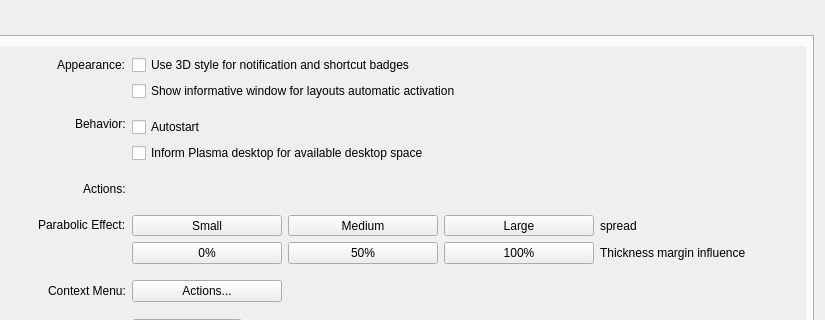
Before: the Qt Designer form app/settings/settingsdialog/settingsdialog.ui in khanhdew/latte-dock-ng, drawn with Qt 5; both pictures show x 275 to 1100 and y 0 to 320 of the 1100 by 750 pixel window.
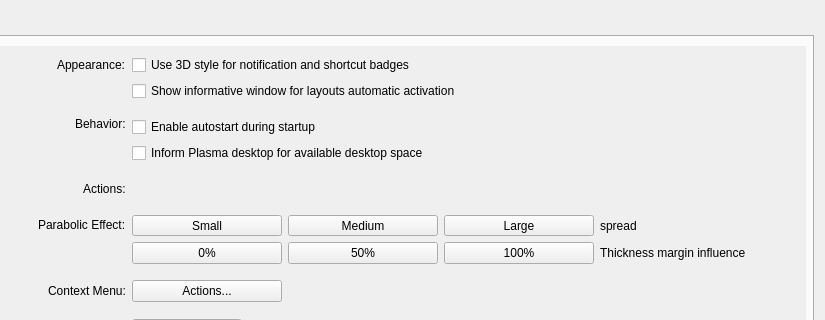
After: the same form once the commit is applied. The open tabs and pages were chosen to show the change. Icons and pictures are not drawn. Custom widgets are drawn as their Qt base class.

```diff
--- a/app/settings/settingsdialog/settingsdialog.ui
+++ b/app/settings/settingsdialog/settingsdialog.ui
@@ -726,7 +726,7 @@
                 <string>Start Latte Dock NG automatically when signing in to KDE Plasma.</string>
                </property>
                <property name="text">
-                <string>Autostart</string>
+                <string>Enable autostart during startup</string>
                </property>
               </widget>
              </item>
```
Left out of the diff: 2 changed lines with no effect on the pictures.
